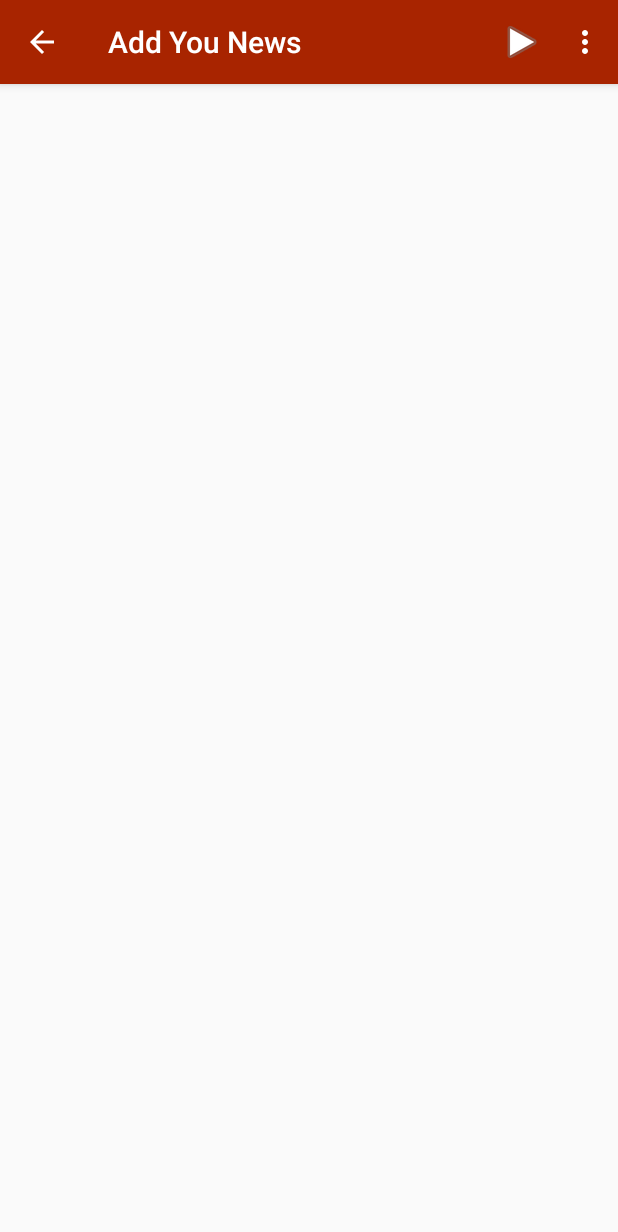
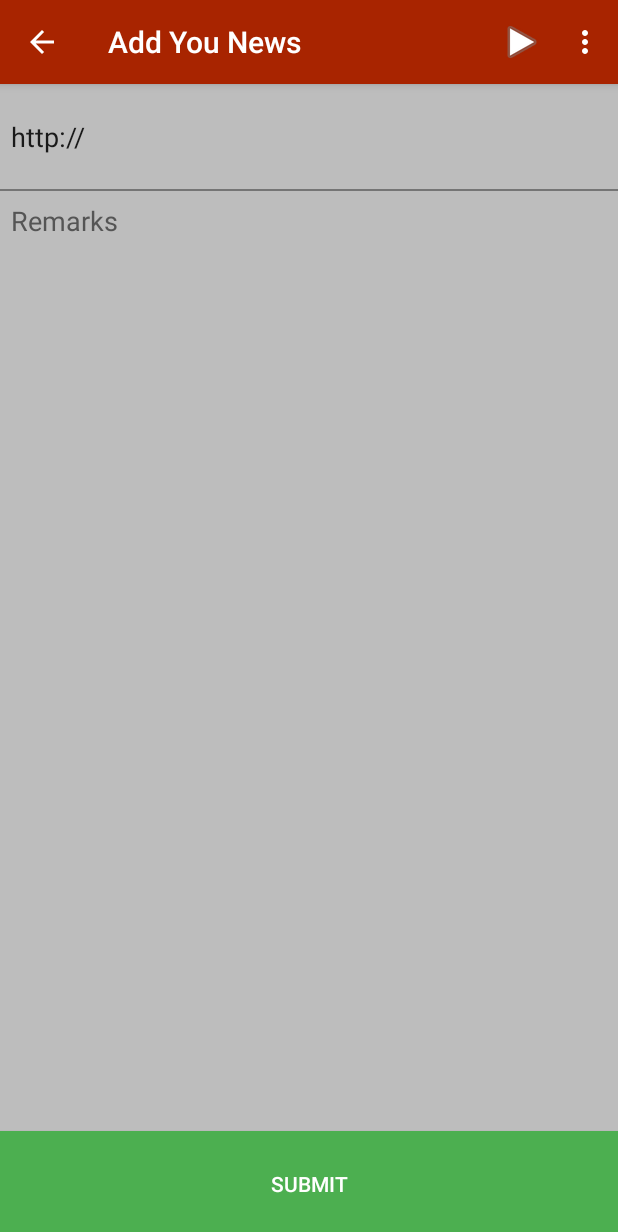
Before and after one commit to adityak74/niooz, an Android app: the AddNews screen opened directly, with no data from a screen before it, on a phone screen of 412 x 824 dp. Shown: the top 1232 px of the screen. Run offline under Robolectric (Android 15) with nearby library versions, the phone set to English and light mode, and no system bars.

Commit message:
Added AddNews Layout

```diff
--- a/app/src/main/java/in/niooz/niooz/AddNews.java
+++ b/app/src/main/java/in/niooz/niooz/AddNews.java
@@ -10,6 +10,7 @@ import android.os.Bundle;
 import android.view.Menu;
 import android.view.MenuItem;
 import android.view.Window;
+import android.widget.EditText;
 
 
 public class AddNews extends ActionBarActivity {
@@ -27,6 +28,8 @@ public class AddNews extends ActionBarActivity {
         actionBar.setBackgroundDrawable(new ColorDrawable(Color.parseColor("#A82400")));
 
         ///actionBar.setDisplayOptions(ActionBar.DISPLAY_HOME_AS_UP|ActionBar.DISPLAY_SHOW_TITLE|ActionBar.DISPLAY_SHOW_CUSTOM);
+        EditText urlInput = (EditText) findViewById(R.id.urlInput);
+        urlInput.setSelection(urlInput.getText().length());
 
     }
 
--- a/app/src/main/res/layout/activity_add_news.xml
+++ b/app/src/main/res/layout/activity_add_news.xml
@@ -1,10 +1,58 @@
 <RelativeLayout xmlns:android="http://schemas.android.com/apk/res/android"
     xmlns:tools="http://schemas.android.com/tools" android:layout_width="match_parent"
-    android:layout_height="match_parent" android:paddingLeft="@dimen/activity_horizontal_margin"
-    android:paddingRight="@dimen/activity_horizontal_margin"
-    android:paddingTop="@dimen/activity_vertical_margin"
-    android:paddingBottom="@dimen/activity_vertical_margin" tools:context="in.niooz.niooz.AddNews">
+    android:layout_height="match_parent"
+    android:padding="0dp"
+    tools:context="in.niooz.niooz.AddNews">
+
+
+    <EditText
+        android:hint="News URL"
+        android:layout_width="match_parent"
+        android:layout_height="70dp"
+        android:padding="7dp"
+        android:background="#BDBDBD"
+        android:text="http://"
+        android:id="@+id/urlInput"
+        android:layout_alignParentTop="true"
+        android:layout_centerHorizontal="true" />
+
+    <View
+        android:id="@+id/divider"
+        android:layout_below="@+id/urlInput"
+        android:layout_width="match_parent"
+        android:layout_height="1dp"
+        android:background="#757575"
+        />
+
+    <EditText
+        android:hint="Remarks"
+        android:textColorHint="#555"
+        android:padding="7dp"
+        android:gravity="top|left|start"
+        android:textColor="#000"
+        android:background="#BDBDBD"
+        android:drawableBottom="#00000000"
+        android:layout_width="match_parent"
+        android:layout_height="match_parent"
+        android:layout_below="@+id/divider"
+        android:layout_above="@+id/submitNewsButton"
+        android:inputType="textMultiLine"
+        android:ems="10"
+        android:id="@+id/remarksInput"
+        android:layout_centerVertical="true"
+        android:layout_centerHorizontal="true" />
 
 
 
+    <Button
+        android:id="@+id/submitNewsButton"
+        android:text="Submit"
+        android:textColor="#fff"
+        android:background="#4CAF50"
+        android:height="70dp"
+        android:layout_alignParentBottom="true"
+        android:layout_width="match_parent"
+        android:layout_height="wrap_content" />
+
+
 </RelativeLayout>
```
